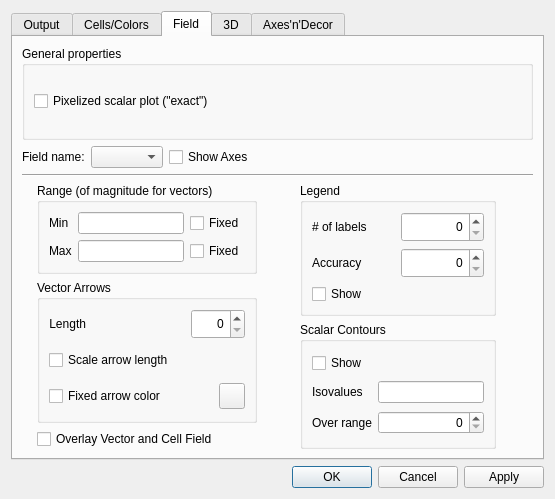
Qt form CompuCell3D/player5/Configuration/cc3D_prefs.ui (CompuCell3D/CompuCell3D) before a commit.
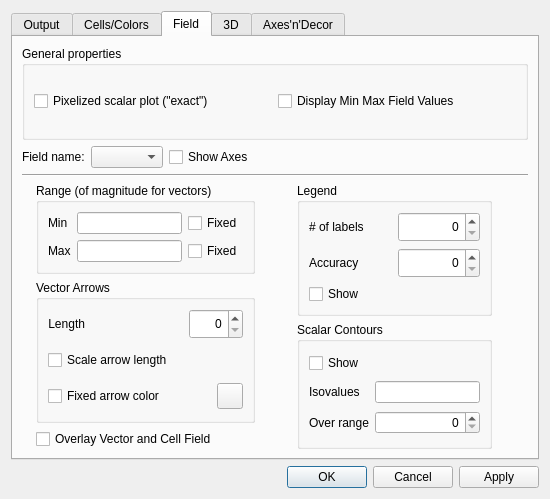
The same form after that commit. The open tabs and pages were chosen to show the change.

Commit message: added min/max annotations to the scalar fields. Added config option whether to display config info and updated screnshot data accordingly

What changed in the file:
```diff
--- a/CompuCell3D/player5/Configuration/cc3D_prefs.ui
+++ b/CompuCell3D/player5/Configuration/cc3D_prefs.ui
@@ -6,8 +6,8 @@
    <rect>
     <x>0</x>
     <y>0</y>
-    <width>555</width>
-    <height>478</height>
+    <width>550</width>
+    <height>464</height>
    </rect>
   </property>
   <property name="windowTitle">
@@ -828,7 +828,7 @@
       <attribute name="title">
        <string>Field</string>
       </attribute>
-      <layout class="QHBoxLayout" name="horizontalLayout_28">
+      <layout class="QVBoxLayout" name="verticalLayout_6">
        <item>
         <layout class="QVBoxLayout" name="verticalLayout_15">
          <item>
@@ -836,7 +836,9 @@
            <property name="title">
             <string>General properties</string>
            </property>
-           <layout class="QVBoxLayout" name="verticalLayout_19">
+           <layout class="QVBoxLayout" name="verticalLayout_5">
+            <item>
+             <layout class="QHBoxLayout" name="horizontalLayout_28">
             <item>
              <widget class="QCheckBox" name="pixelizedScalarFieldCB">
               <property name="toolTip">
@@ -846,6 +848,21 @@
                <string>Pixelized scalar plot (&quot;exact&quot;)</string>
               </property>
              </widget>
+              </item>
+              <item>
+               <widget class="QCheckBox" name="min_max_display_CB">
+                <property name="toolTip">
+                 <string>Checking this box will cause cartesian concentration field in 2D be drawn using explicit pixels providing &quot;exact&quot; representation of the field. Unchecked box will mean that field will be smoothed. </string>
+                </property>
+                <property name="text">
+                 <string>Display Min Max Field Values</string>
+                </property>
+                <property name="checked">
+                 <bool>false</bool>
+                </property>
+               </widget>
+              </item>
+             </layout>
             </item>
            </layout>
           </widget>
```
Left out of the diff: 2 changed lines with no effect on the pictures. Lines whose indentation alone changed are shown as unchanged. The commit also changes 17 other files.
